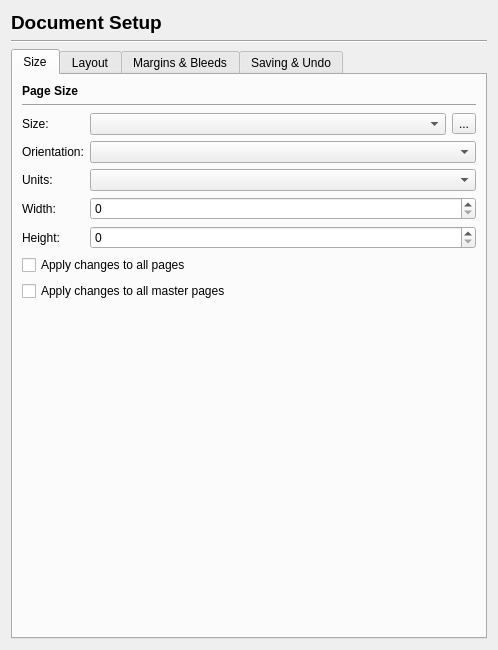
HOST-Oman/scribus, file scribus/ui/prefs_documentsetupbase.ui: the form before one commit.
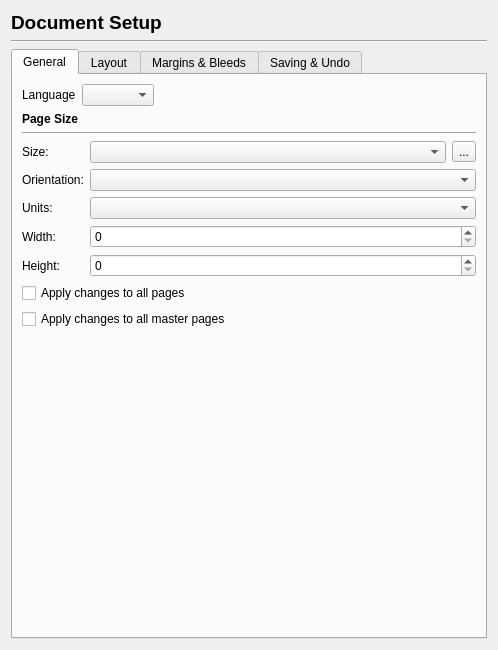
The form after the commit. Custom widgets are drawn as their Qt base class.

Commit message:
Move language preference to document setup
To reflect the reality that it is no longer used for hyphenation but to
set default language to character styles.

Patch:
```diff
--- a/scribus/ui/prefs_documentsetupbase.ui
+++ b/scribus/ui/prefs_documentsetupbase.ui
@@ -42,9 +42,36 @@
      </property>
      <widget class="QWidget" name="sizeTab">
       <attribute name="title">
-       <string>Size</string>
+       <string>General</string>
       </attribute>
       <layout class="QVBoxLayout" name="verticalLayout_4">
+       <item>
+        <layout class="QHBoxLayout" name="horizontalLayout_3">
+         <item>
+          <widget class="QLabel" name="label_3">
+           <property name="text">
+            <string>Language</string>
+           </property>
+          </widget>
+         </item>
+         <item>
+          <widget class="QComboBox" name="languageComboBox"/>
+         </item>
+         <item>
+          <spacer name="horizontalSpacer_3">
+           <property name="orientation">
+            <enum>Qt::Horizontal</enum>
+           </property>
+           <property name="sizeHint" stdset="0">
+            <size>
+             <width>40</width>
+             <height>20</height>
+            </size>
+           </property>
+          </spacer>
+         </item>
+        </layout>
+       </item>
        <item>
         <widget class="QLabel" name="pageSizeTitleLabel">
          <property name="font">
```
Left out of the diff: 4 changed lines with no effect on the pictures. The commit also changes 11 other files.
